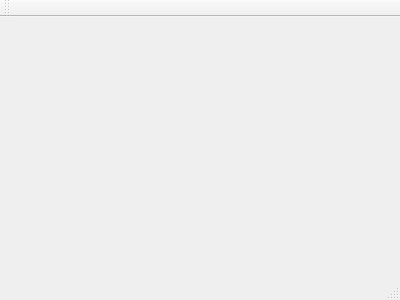
Before: the Qt Designer form examples/mainwindow.ui in goodgodgd/open3d_tutorial, drawn with Qt 5.
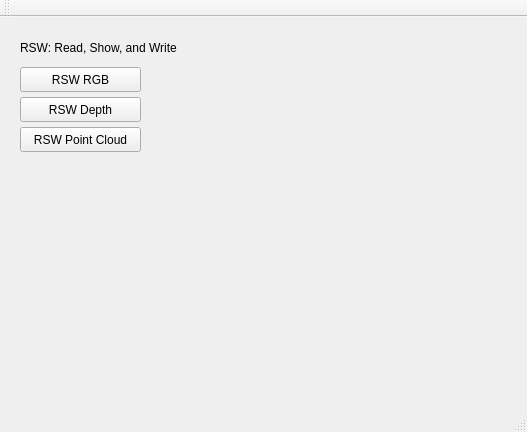
After: the same form once the commit is applied.

Commit message: read show write rgb image

The edit to the form file:
```diff
--- a/examples/mainwindow.ui
+++ b/examples/mainwindow.ui
@@ -1,24 +1,92 @@
 <ui version="4.0">
  <class>MainWindow</class>
- <widget class="QMainWindow" name="MainWindow" >
-  <property name="geometry" >
+ <widget class="QMainWindow" name="MainWindow">
+  <property name="geometry">
    <rect>
     <x>0</x>
     <y>0</y>
-    <width>400</width>
-    <height>300</height>
+    <width>527</width>
+    <height>432</height>
    </rect>
   </property>
   <property name="windowTitle" >
    <string>MainWindow</string>
   </property>
-  <widget class="QMenuBar" name="menuBar" />
-  <widget class="QToolBar" name="mainToolBar" />
-  <widget class="QWidget" name="centralWidget" />
-  <widget class="QStatusBar" name="statusBar" />
+  <widget class="QWidget" name="centralWidget">
+   <widget class="QPushButton" name="pushButton_rsw_rgb">
+    <property name="geometry">
+     <rect>
+      <x>20</x>
+      <y>50</y>
+      <width>121</width>
+      <height>25</height>
+     </rect>
+    </property>
+    <property name="text">
+     <string>RSW RGB</string>
+    </property>
+   </widget>
+   <widget class="QPushButton" name="pushButton_rsw_depth">
+    <property name="geometry">
+     <rect>
+      <x>20</x>
+      <y>80</y>
+      <width>121</width>
+      <height>25</height>
+     </rect>
+    </property>
+    <property name="text">
+     <string>RSW Depth</string>
+    </property>
+   </widget>
+   <widget class="QLabel" name="label">
+    <property name="geometry">
+     <rect>
+      <x>20</x>
+      <y>20</y>
+      <width>201</width>
+      <height>21</height>
+     </rect>
+    </property>
+    <property name="text">
+     <string>RSW: Read, Show, and Write</string>
+    </property>
+   </widget>
+   <widget class="QPushButton" name="pushButton_rsw_points">
+    <property name="geometry">
+     <rect>
+      <x>20</x>
+      <y>110</y>
+      <width>121</width>
+      <height>25</height>
+     </rect>
+    </property>
+    <property name="text">
+     <string>RSW Point Cloud</string>
+    </property>
+   </widget>
+  </widget>
+  <widget class="QMenuBar" name="menuBar">
+   <property name="geometry">
+    <rect>
+     <x>0</x>
+     <y>0</y>
+     <width>527</width>
+     <height>22</height>
+    </rect>
+   </property>
+  </widget>
+  <widget class="QToolBar" name="mainToolBar">
+   <attribute name="toolBarArea">
+    <enum>TopToolBarArea</enum>
+   </attribute>
+   <attribute name="toolBarBreak">
+    <bool>false</bool>
+   </attribute>
+  </widget>
+  <widget class="QStatusBar" name="statusBar"/>
  </widget>
- <layoutDefault spacing="6" margin="11" />
- <pixmapfunction></pixmapfunction>
+ <layoutdefault spacing="6" margin="11"/>
  <resources/>
  <connections/>
 </ui>
```
Left out of the diff: 3 changed lines with no effect on the pictures. The commit also changes 7 other files.
